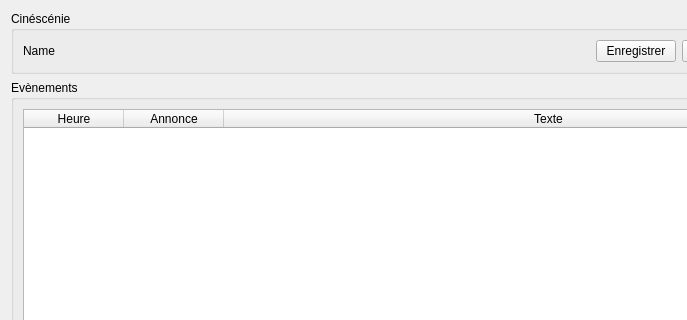
This is src/EditCinescenie.ui in Folcogh/NVM as Qt 5 draws it before an edit; both pictures show x 0 to 687 and y 0 to 320 of the 897 by 725 pixel window. The edited form follows.
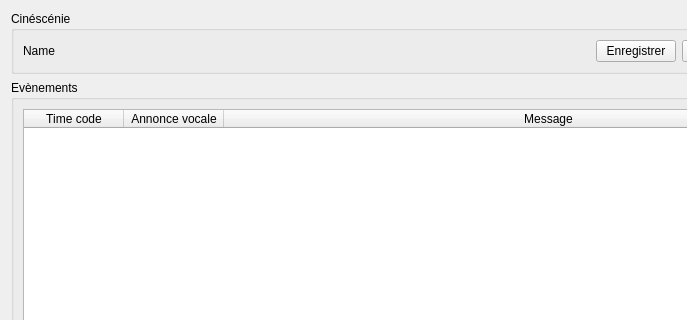
This is the edited form.

Commit message: - renamed "text" to "message" in Event class - ExecCinescenie now opens NVM files and fill its event table - add a button to enable/disable vocal announce

The edit to the form file:
```diff
--- a/src/EditCinescenie.ui
+++ b/src/EditCinescenie.ui
@@ -95,17 +95,17 @@
         </attribute>
         <column>
          <property name="text">
-          <string>Heure</string>
+          <string>Time code</string>
          </property>
         </column>
         <column>
          <property name="text">
-          <string>Annonce</string>
+          <string>Annonce vocale</string>
          </property>
         </column>
         <column>
          <property name="text">
-          <string>Texte</string>
+          <string>Message</string>
          </property>
         </column>
        </widget>
```
Left out of the diff: 2 changed lines with no effect on the pictures. The commit also changes 11 other files.
